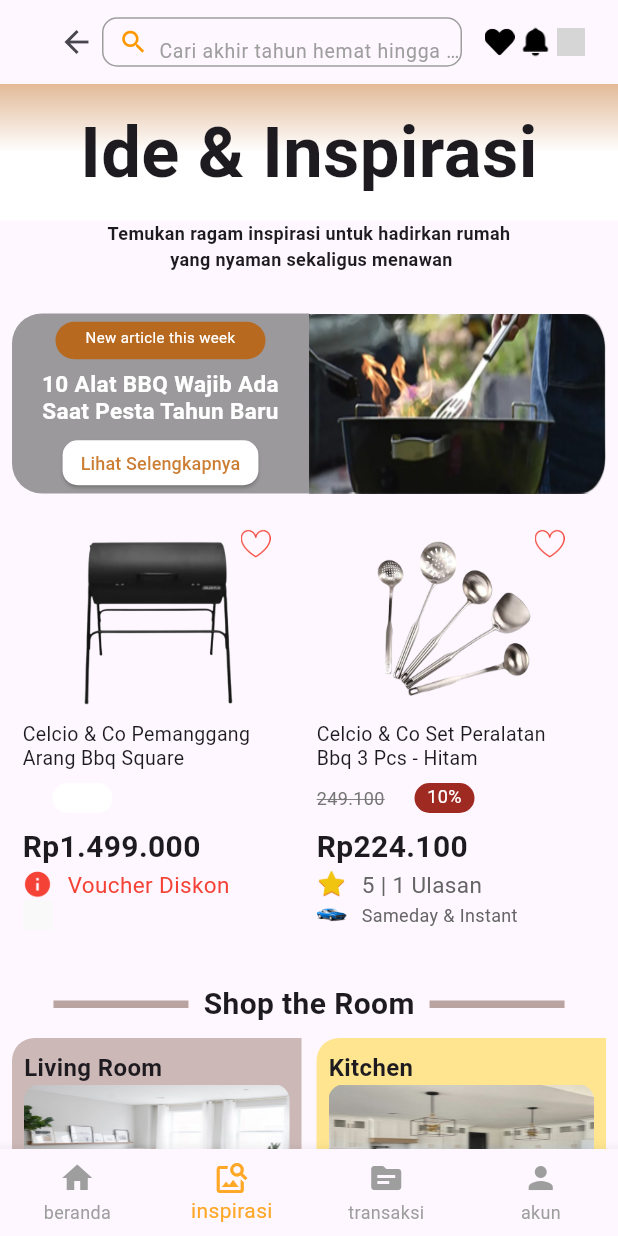
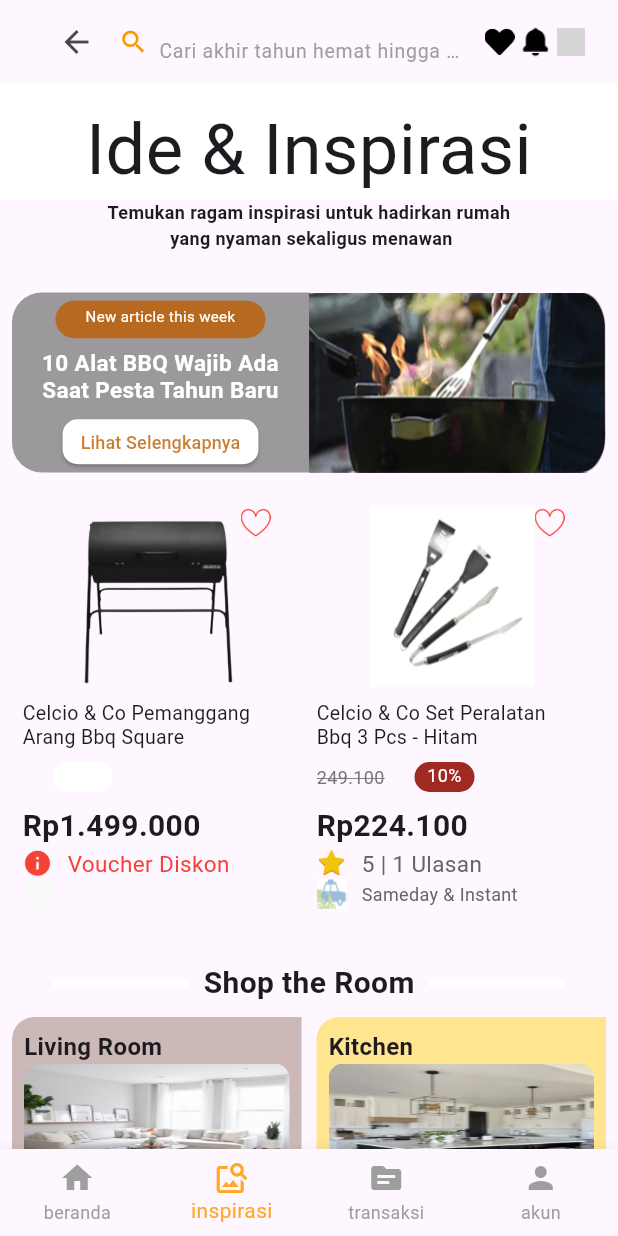
Before and after one commit to ikhwanularif25/ruparupa, a Flutter app: the screen it shows after launch, item 2 of the bottom bar chosen, on a phone screen of 412 x 824 dp. Run offline on Flutter 3.47's test engine with Material 3 defaults, Android fonts, the light colour scheme and no system bars; our stand-ins replace google_fonts; network calls fail; Roboto replaces fonts that are missing (Agdasima); grey boxes are pictures that could not be loaded.

Commit message:
adding font and some minor change

```diff
--- a/lib/componen/shopinshop.dart
+++ b/lib/componen/shopinshop.dart
@@ -28,7 +28,7 @@ class shopinshop extends StatelessWidget {
         children: [
           Expanded(
             child: Container(
-              padding: EdgeInsets.only(left: 5),
+              padding: EdgeInsets.only(left: 10),
               height: 180,
               child: Column(
                 mainAxisAlignment: MainAxisAlignment.start,
--- a/lib/inspirasi.dart
+++ b/lib/inspirasi.dart
@@ -7,6 +7,7 @@ import 'package:ruparupa/componen/shopinshop.dart';
 import 'package:ruparupa/componen/shopthelook.dart';
 import 'package:ruparupa/componen/shopthelook2.dart';
 import 'package:ruparupa/componen/tips.dart';
+import 'package:google_fonts/google_fonts.dart';
 
 class inspirasiscreen extends StatefulWidget {
   const inspirasiscreen({Key? key}) : super(key: key);
@@ -22,7 +23,7 @@ class _inspirasiscreenState extends State<inspirasiscreen> {
       appBar: AppBar(
         actions: [
           Padding(
-            padding: const EdgeInsets.only(left: 8, right: 22),
+            padding: const EdgeInsets.only(left: 4, right: 22),
             child: Row(
               crossAxisAlignment: CrossAxisAlignment.center,
               children: [
@@ -37,7 +38,7 @@ class _inspirasiscreenState extends State<inspirasiscreen> {
                   decoration: BoxDecoration(
                     borderRadius: BorderRadius.circular(10),
                     border: Border.all(
-                      color: Colors.grey, // Border color
+                      color: Colors.transparent, // Border color
                     ),
                   ),
                   child: Padding(
@@ -110,19 +111,20 @@ class _inspirasiscreenState extends State<inspirasiscreen> {
                     begin: Alignment.topCenter,
                     end: Alignment.center,
                     colors: [
-                      Color.fromRGBO(226, 186, 152, 1), // Warna atas (coklat)
+                      Color.fromRGBO(255, 255, 255, 1), // Warna atas (coklat)
                       Color.fromARGB(255, 255, 255, 255), // Warna bawah (putih)
                     ],
                   ),
                 ),
                 child: Center(
                   child: Padding(
-                    padding: const EdgeInsets.all(12.0),
+                    padding: const EdgeInsets.only(top: 10),
                     child: Text(
                       "Ide & Inspirasi",
-                      style: TextStyle(
-                        fontSize: 47.0,
-                        fontWeight: FontWeight.bold,
+                      style: GoogleFonts.agdasima(
+                        textStyle: TextStyle(
+                          fontSize: 47.0,
+                        ),
                       ),
                       textAlign: TextAlign.center,
                     ),
@@ -256,14 +258,14 @@ class _inspirasiscreenState extends State<inspirasiscreen> {
                         width: 10), // Add spacing between widgets if needed
                     Expanded(
                       child: ide1(
-                        gambar: 'assets/images/spatula.png',
+                        gambar: 'assets/images/spatula2.png',
                         nama: 'Celcio & Co Set Peralatan \nBbq 3 Pcs - Hitam',
                         hargadiskon: '249.100',
                         diskon: '10%',
                         harga: 'Rp224.100',
                         icon: "assets/images/star.png",
                         ket: "5 | 1 Ulasan",
-                        icon2: 'assets/images/car.png',
+                        icon2: 'assets/images/car2.png',
                         ket2: 'Sameday & Instant',
                         ketColor2: const Color.fromARGB(255, 101, 101, 101),
                         discolor: const Color.fromARGB(255, 159, 42, 33),
@@ -282,7 +284,7 @@ class _inspirasiscreenState extends State<inspirasiscreen> {
                     height: 5,
                     width: 90,
                     decoration: const BoxDecoration(
-                      color: Color.fromARGB(130, 121, 85, 72),
+                      color: Color.fromARGB(255, 255, 255, 255),
                     ),
                   ),
                   const SizedBox(
@@ -303,7 +305,7 @@ class _inspirasiscreenState extends State<inspirasiscreen> {
                     height: 5,
                     width: 90,
                     decoration: const BoxDecoration(
-                      color: Color.fromARGB(130, 121, 85, 72),
+                      color: Color.fromARGB(255, 255, 255, 255),
                     ),
                   ),
                 ],
@@ -381,7 +383,7 @@ class _inspirasiscreenState extends State<inspirasiscreen> {
                       height: 5,
                       width: 100,
                       decoration: const BoxDecoration(
-                        color: Color.fromARGB(130, 121, 85, 72),
+                        color: Color.fromARGB(255, 250, 250, 250),
                       ),
                     ),
                     const SizedBox(
@@ -402,7 +404,7 @@ class _inspirasiscreenState extends State<inspirasiscreen> {
                       height: 5,
                       width: 100,
                       decoration: const BoxDecoration(
-                        color: Color.fromARGB(130, 121, 85, 72),
+                        color: Color.fromARGB(255, 255, 255, 255),
                       ),
                     ),
                   ],
@@ -437,7 +439,7 @@ class _inspirasiscreenState extends State<inspirasiscreen> {
                       height: 5,
                       width: 100,
                       decoration: const BoxDecoration(
-                        color: Color.fromARGB(130, 121, 85, 72),
+                        color: Color.fromARGB(130, 255, 255, 255),
                       ),
                     ),
                     const SizedBox(
@@ -458,7 +460,7 @@ class _inspirasiscreenState extends State<inspirasiscreen> {
                       height: 5,
                       width: 100,
                       decoration: const BoxDecoration(
-                        color: Color.fromARGB(130, 121, 85, 72),
+                        color: Color.fromARGB(255, 255, 255, 255),
                       ),
                     ),
                   ],
@@ -585,7 +587,7 @@ class _inspirasiscreenState extends State<inspirasiscreen> {
                       height: 5,
                       width: 55,
                       decoration: const BoxDecoration(
-                        color: Color.fromARGB(130, 121, 85, 72),
+                        color: Color.fromARGB(255, 255, 255, 255),
                       ),
                     ),
                     const SizedBox(
--- a/pubspec.yaml
+++ b/pubspec.yaml
@@ -35,6 +35,7 @@ dependencies:
   # The following adds the Cupertino Icons font to your application.
   # Use with the CupertinoIcons class for iOS style icons.
   cupertino_icons: ^1.0.2
+  google_fonts: ^6.1.0
 
 dev_dependencies:
   flutter_test:
```
Also changed, not shown: assets/images/car2.png (added), assets/images/spatula2.png (added), pubspec.lock, 2 other files.
